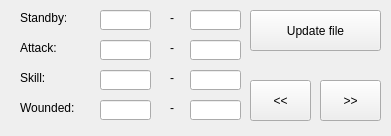
Qt form Maya_Tools/Developer/Project/FrontierWave/python/UI/CustomNamingTool.ui (code-google-com/mayatools) before a commit.
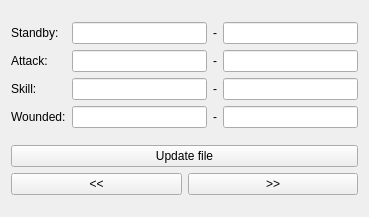
The same form after that commit.

```diff
--- a/Maya_Tools/Developer/Project/FrontierWave/python/UI/CustomNamingTool.ui
+++ b/Maya_Tools/Developer/Project/FrontierWave/python/UI/CustomNamingTool.ui
@@ -6,199 +6,138 @@
    <rect>
     <x>0</x>
     <y>0</y>
-    <width>391</width>
-    <height>136</height>
+    <width>369</width>
+    <height>217</height>
    </rect>
   </property>
   <property name="windowTitle">
    <string>Form</string>
   </property>
-  <widget class="QPushButton" name="btnUpdateFile">
-   <property name="geometry">
-    <rect>
-     <x>250</x>
-     <y>10</y>
-     <width>131</width>
-     <height>41</height>
-    </rect>
-   </property>
-   <property name="toolTip">
-    <string>&lt;html&gt;&lt;head/&gt;&lt;body&gt;&lt;p&gt;Build hierrachy for selected Nodes&lt;/p&gt;&lt;/body&gt;&lt;/html&gt;</string>
-   </property>
+  <layout class="QVBoxLayout" name="verticalLayout_4">
+   <item>
+    <layout class="QHBoxLayout" name="horizontalLayout_5">
+     <item>
+      <layout class="QVBoxLayout" name="verticalLayout">
+       <item>
+        <widget class="QLabel" name="label">
    <property name="text">
-    <string>Update file</string>
-   </property>
-  </widget>
+          <string>Standby:</string>
+         </property>
+        </widget>
+       </item>
+       <item>
   <widget class="QLabel" name="label_2">
-   <property name="geometry">
-    <rect>
-     <x>20</x>
-     <y>40</y>
-     <width>46</width>
-     <height>16</height>
-    </rect>
-   </property>
    <property name="text">
     <string>Attack:</string>
    </property>
   </widget>
+       </item>
+       <item>
   <widget class="QLabel" name="label_5">
-   <property name="geometry">
-    <rect>
-     <x>20</x>
-     <y>70</y>
-     <width>46</width>
-     <height>16</height>
-    </rect>
-   </property>
    <property name="text">
     <string>Skill:</string>
    </property>
   </widget>
+       </item>
+       <item>
   <widget class="QLabel" name="label_6">
-   <property name="geometry">
-    <rect>
-     <x>20</x>
-     <y>100</y>
-     <width>61</width>
-     <height>16</height>
-    </rect>
-   </property>
    <property name="text">
     <string>Wounded:</string>
    </property>
   </widget>
+       </item>
+      </layout>
+     </item>
+     <item>
+      <layout class="QVBoxLayout" name="verticalLayout_2">
+       <item>
+        <layout class="QHBoxLayout" name="horizontalLayout">
+         <item>
+          <widget class="QLineEdit" name="txtStart1"/>
+         </item>
+         <item>
   <widget class="QLabel" name="label_7">
-   <property name="geometry">
-    <rect>
-     <x>170</x>
-     <y>10</y>
-     <width>16</width>
-     <height>16</height>
-    </rect>
-   </property>
    <property name="text">
     <string>-</string>
    </property>
   </widget>
-  <widget class="QLineEdit" name="txtEnd1">
-   <property name="geometry">
-    <rect>
-     <x>190</x>
-     <y>10</y>
-     <width>51</width>
-     <height>20</height>
-    </rect>
-   </property>
-  </widget>
-  <widget class="QLineEdit" name="txtEnd1_2">
-   <property name="geometry">
-    <rect>
-     <x>190</x>
-     <y>40</y>
-     <width>51</width>
-     <height>20</height>
-    </rect>
-   </property>
-  </widget>
-  <widget class="QLineEdit" name="txtStart1_2">
-   <property name="geometry">
-    <rect>
-     <x>100</x>
-     <y>40</y>
-     <width>51</width>
-     <height>20</height>
-    </rect>
-   </property>
-  </widget>
+         </item>
+         <item>
+          <widget class="QLineEdit" name="txtEnd1"/>
+         </item>
+        </layout>
+       </item>
+       <item>
+        <layout class="QHBoxLayout" name="horizontalLayout_2">
+         <item>
+          <widget class="QLineEdit" name="txtStart1_2"/>
+         </item>
+         <item>
   <widget class="QLabel" name="label_8">
-   <property name="geometry">
-    <rect>
-     <x>170</x>
-     <y>40</y>
-     <width>16</width>
-     <height>16</height>
-    </rect>
-   </property>
    <property name="text">
     <string>-</string>
    </property>
   </widget>
-  <widget class="QLineEdit" name="txtEnd1_3">
-   <property name="geometry">
-    <rect>
-     <x>190</x>
-     <y>70</y>
-     <width>51</width>
-     <height>20</height>
-    </rect>
-   </property>
-  </widget>
-  <widget class="QLineEdit" name="txtStart1_3">
-   <property name="geometry">
-    <rect>
-     <x>100</x>
-     <y>70</y>
-     <width>51</width>
-     <height>20</height>
-    </rect>
-   </property>
-  </widget>
+         </item>
+         <item>
+          <widget class="QLineEdit" name="txtEnd1_2"/>
+         </item>
+        </layout>
+       </item>
+       <item>
+        <layout class="QHBoxLayout" name="horizontalLayout_3">
+         <item>
+          <widget class="QLineEdit" name="txtStart1_3"/>
+         </item>
+         <item>
   <widget class="QLabel" name="label_9">
-   <property name="geometry">
-    <rect>
-     <x>170</x>
-     <y>70</y>
-     <width>16</width>
-     <height>16</height>
-    </rect>
-   </property>
    <property name="text">
     <string>-</string>
    </property>
   </widget>
-  <widget class="QLineEdit" name="txtEnd1_4">
-   <property name="geometry">
-    <rect>
-     <x>190</x>
-     <y>100</y>
-     <width>51</width>
-     <height>20</height>
-    </rect>
-   </property>
-  </widget>
-  <widget class="QLineEdit" name="txtStart1_4">
-   <property name="geometry">
-    <rect>
-     <x>100</x>
-     <y>100</y>
-     <width>51</width>
-     <height>20</height>
-    </rect>
-   </property>
-  </widget>
+         </item>
+         <item>
+          <widget class="QLineEdit" name="txtEnd1_3"/>
+         </item>
+        </layout>
+       </item>
+       <item>
+        <layout class="QHBoxLayout" name="horizontalLayout_4">
+         <item>
+          <widget class="QLineEdit" name="txtStart1_4"/>
+         </item>
+         <item>
   <widget class="QLabel" name="label_10">
-   <property name="geometry">
-    <rect>
-     <x>170</x>
-     <y>100</y>
-     <width>16</width>
-     <height>16</height>
-    </rect>
-   </property>
    <property name="text">
     <string>-</string>
    </property>
   </widget>
+         </item>
+         <item>
+          <widget class="QLineEdit" name="txtEnd1_4"/>
+         </item>
+        </layout>
+       </item>
+      </layout>
+     </item>
+    </layout>
+   </item>
+   <item>
+    <layout class="QVBoxLayout" name="verticalLayout_3">
+     <item>
+      <widget class="QPushButton" name="btnUpdateFile">
+       <property name="toolTip">
+        <string>&lt;html&gt;&lt;head/&gt;&lt;body&gt;&lt;p&gt;Build hierrachy for selected Nodes&lt;/p&gt;&lt;/body&gt;&lt;/html&gt;</string>
+       </property>
+       <property name="text">
+        <string>Update file</string>
+       </property>
+      </widget>
+     </item>
+     <item>
+      <layout class="QHBoxLayout" name="horizontalLayout_6">
+       <item>
   <widget class="QPushButton" name="btnPreview">
-   <property name="geometry">
-    <rect>
-     <x>250</x>
-     <y>80</y>
-     <width>61</width>
-     <height>41</height>
-    </rect>
-   </property>
    <property name="toolTip">
     <string>&lt;html&gt;&lt;head/&gt;&lt;body&gt;&lt;p&gt;Build hierrachy for selected Nodes&lt;/p&gt;&lt;/body&gt;&lt;/html&gt;</string>
    </property>
@@ -206,15 +145,9 @@
     <string>&lt;&lt;</string>
    </property>
   </widget>
+       </item>
+       <item>
   <widget class="QPushButton" name="btnNext">
-   <property name="geometry">
-    <rect>
-     <x>320</x>
-     <y>80</y>
-     <width>61</width>
-     <height>41</height>
-    </rect>
-   </property>
    <property name="toolTip">
     <string>&lt;html&gt;&lt;head/&gt;&lt;body&gt;&lt;p&gt;Build hierrachy for selected Nodes&lt;/p&gt;&lt;/body&gt;&lt;/html&gt;</string>
    </property>
@@ -222,49 +155,12 @@
     <string>&gt;&gt;</string>
    </property>
   </widget>
-  <widget class="QLineEdit" name="txtStart1">
-   <property name="geometry">
-    <rect>
-     <x>100</x>
-     <y>10</y>
-     <width>51</width>
-     <height>20</height>
-    </rect>
-   </property>
-  </widget>
-  <widget class="QLabel" name="label">
-   <property name="geometry">
-    <rect>
-     <x>20</x>
-     <y>10</y>
-     <width>46</width>
-     <height>16</height>
-    </rect>
-   </property>
-   <property name="text">
-    <string>Standby:</string>
-   </property>
-  </widget>
-  <zorder>btnUpdateFile</zorder>
-  <zorder>label_2</zorder>
-  <zorder>label_5</zorder>
-  <zorder>label_6</zorder>
-  <zorder>label_7</zorder>
-  <zorder>txtEnd1</zorder>
-  <zorder>txtEnd1_2</zorder>
-  <zorder>txtStart1_2</zorder>
-  <zorder>label_8</zorder>
-  <zorder>txtEnd1_3</zorder>
-  <zorder>txtStart1_3</zorder>
-  <zorder>label_9</zorder>
-  <zorder>txtEnd1_4</zorder>
-  <zorder>txtStart1_4</zorder>
-  <zorder>label_10</zorder>
-  <zorder>btnPreview</zorder>
-  <zorder>btnNext</zorder>
-  <zorder>txtStart1</zorder>
-  <zorder>label</zorder>
-  <zorder>verticalLayoutWidget_2</zorder>
+       </item>
+      </layout>
+     </item>
+    </layout>
+   </item>
+  </layout>
  </widget>
  <resources/>
  <connections/>
```
Lines whose indentation alone changed are shown as unchanged.
